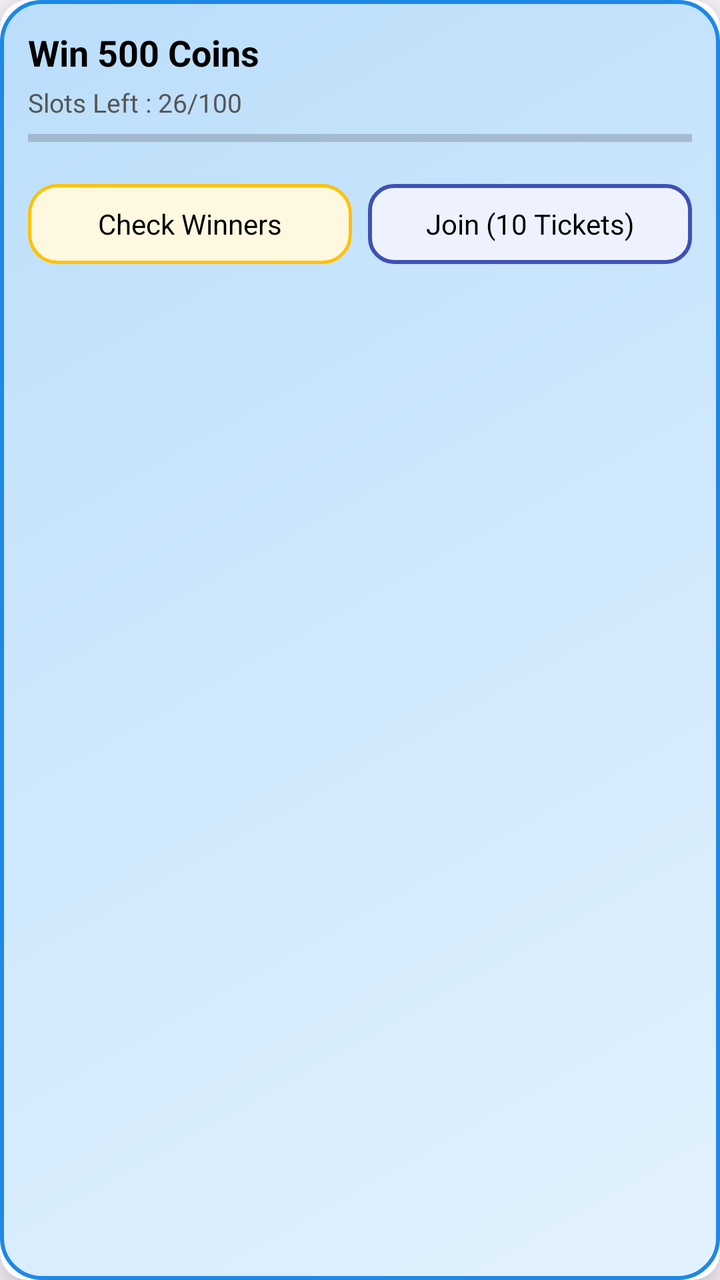
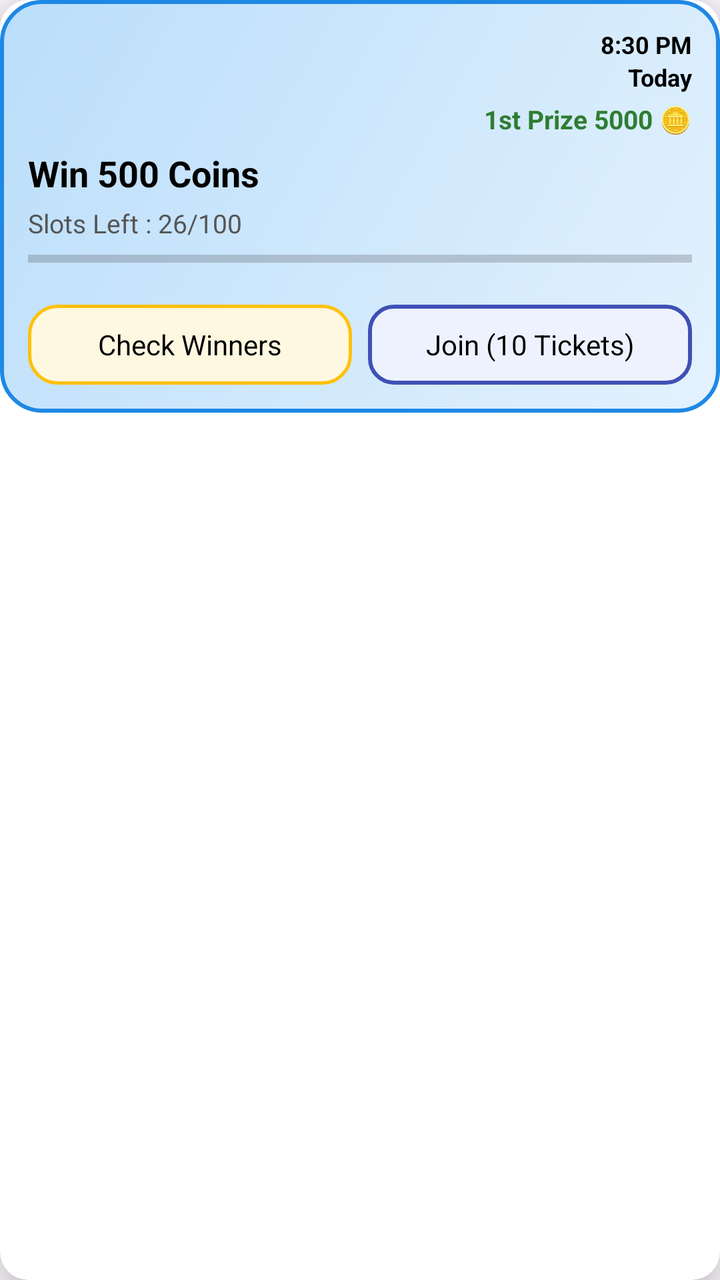

Compare the two renders of this Android layout. The source of the first and the diff that turns it into the second are given below.
<!-- AndroidManifest.xml: application theme Theme.RGamer -->
<!-- res/layout/item_freefire_tournament.xml -->
<?xml version="1.0" encoding="utf-8"?>
<androidx.cardview.widget.CardView xmlns:android="http://schemas.android.com/apk/res/android"
    android:layout_width="match_parent"
    android:layout_height="wrap_content"
    xmlns:app="http://schemas.android.com/apk/res-auto"
    android:layout_marginBottom="12dp"
    android:background="@color/white"
    app:cardCornerRadius="14dp"
    app:cardElevation="14dp"
    android:elevation="6dp">

    <LinearLayout
        android:layout_width="match_parent"
        android:layout_height="match_parent"
        android:background="@drawable/bg_token_gradient"
        android:orientation="vertical"
        android:padding="14dp">

        <TextView
            android:id="@+id/txtPrize"
            android:layout_width="wrap_content"
            android:layout_height="wrap_content"
            android:text="Win 500 Coins"
            android:textColor="#000"
            android:textSize="18sp"
            android:textStyle="bold" />

        <TextView
            android:id="@+id/txtSlots"
            android:layout_width="wrap_content"
            android:layout_height="wrap_content"
            android:layout_marginTop="4dp"
            android:text="Slots Left : 26/100"
            android:textColor="#555"
            android:textSize="13sp" />

        <ProgressBar
            android:id="@+id/progressSlots"
            style="?android:attr/progressBarStyleHorizontal"
            android:layout_width="match_parent"
            android:layout_height="6dp"
            android:layout_marginTop="6dp"
            android:max="100"
            android:progress="0" />


        <LinearLayout
            android:layout_width="match_parent"
            android:layout_height="wrap_content"
            android:layout_marginTop="10dp">

            <TextView
                android:id="@+id/gameid"
                android:layout_width="0dp"
                android:layout_height="40dp"
                android:layout_weight="1"
                android:background="@drawable/bg_yellow_outline"
                android:gravity="center"
                android:text="00000000"
                android:visibility="gone"
                android:textColor="@color/black" />

            <TextView
                android:id="@+id/gamePassword"
                android:layout_width="0dp"
                android:layout_height="40dp"
                android:layout_marginStart="8dp"
                android:layout_weight="1"
                android:background="@drawable/bg_outline_button"
                android:gravity="center"
                android:visibility="gone"
                android:text="0000000000"
                android:textColor="@color/black" />
        </LinearLayout>
    <LinearLayout
        android:layout_width="match_parent"
        android:layout_height="wrap_content"
        android:layout_marginTop="10dp">

        <TextView
            android:id="@+id/btnWinners"
            android:layout_width="0dp"
            android:layout_height="40dp"
            android:layout_weight="1"
            android:background="@drawable/bg_yellow_outline"
            android:gravity="center"
            android:text="Check Winners"
            android:textColor="@color/black" />

        <TextView
            android:id="@+id/btnJoin"
            android:layout_width="0dp"
            android:layout_height="40dp"
            android:layout_marginStart="8dp"
            android:layout_weight="1"
            android:background="@drawable/bg_outline_button"
            android:gravity="center"
            android:text="Join (10 Tickets)"
            android:textColor="@color/black" />
    </LinearLayout>

    </LinearLayout>
</androidx.cardview.widget.CardView>
<!-- resources referenced by this layout -->
<resources>
  <color name="black">#FF000000</color>
  <color name="white">#FFFFFFFF</color>
  <!-- drawable bg_outline_button (drawable) -->
  <shape xmlns:android="http://schemas.android.com/apk/res/android">
      <solid android:color="#EEF2FF"/>
      <stroke android:width="2dp" android:color="#3F51B5"/>
      <corners android:radius="12dp"/>
  </shape>
  <!-- drawable bg_token_gradient (drawable) -->
  <?xml version="1.0" encoding="utf-8"?>
  <shape xmlns:android="http://schemas.android.com/apk/res/android"
      android:shape="rectangle">
  
      
      <corners android:radius="20dp"/>
  
      
      <gradient
          android:startColor="#E3F2FD"
          android:endColor="#BBDEFB"
          android:angle="135"/>
  
      
      <stroke
          android:width="2dp"
          android:color="#1E88E5"/>
  </shape>
  <!-- drawable bg_yellow_outline (drawable) -->
  <?xml version="1.0" encoding="utf-8"?>
  <shape xmlns:android="http://schemas.android.com/apk/res/android"
      android:shape="rectangle">
  
      
      <solid android:color="#FFF8E1"/>
  
      
      <corners android:radius="14dp"/>
  
      
      <stroke
          android:width="1.5dp"
          android:color="#FFC107"/>
  
      
      <padding
          android:left="12dp"
          android:top="8dp"
          android:right="12dp"
          android:bottom="8dp"/>
  </shape>
  <style name="Theme.RGamer" parent="Base.Theme.RGamer" />
  <style name="Base.Theme.RGamer" parent="Theme.Material3.DayNight.NoActionBar">
          
          
      </style>
</resources>

<!-- the commit's change to res/layout/item_freefire_tournament.xml (unified diff, before → after) -->
@@ -1,8 +1,8 @@
 <?xml version="1.0" encoding="utf-8"?>
 <androidx.cardview.widget.CardView xmlns:android="http://schemas.android.com/apk/res/android"
+    xmlns:app="http://schemas.android.com/apk/res-auto"
     android:layout_width="match_parent"
     android:layout_height="wrap_content"
-    xmlns:app="http://schemas.android.com/apk/res-auto"
     android:layout_marginBottom="12dp"
     android:background="@color/white"
     app:cardCornerRadius="14dp"
@@ -11,20 +11,83 @@
 
     <LinearLayout
         android:layout_width="match_parent"
-        android:layout_height="match_parent"
+        android:layout_height="wrap_content"
         android:background="@drawable/bg_token_gradient"
         android:orientation="vertical"
         android:padding="14dp">
 
+        
+        <LinearLayout
+            android:layout_width="match_parent"
+            android:layout_height="wrap_content"
+            android:orientation="horizontal">
+
+            
+            <View
+                android:layout_width="0dp"
+                android:layout_height="1dp"
+                android:layout_weight="1" />
+
+            
+            <LinearLayout
+                android:layout_width="wrap_content"
+                android:layout_height="wrap_content"
+                android:orientation="vertical"
+                android:gravity="end">
+
+                <TextView
+                    android:id="@+id/txtTimeLabel"
+                    android:layout_width="wrap_content"
+                    android:layout_height="wrap_content"
+                    android:text="8:30 PM"
+                    android:textSize="12sp"
+                    android:textStyle="bold"
+                    android:textColor="@color/black" />
+
+                <TextView
+                    android:id="@+id/txtDateLabel"
+                    android:layout_width="wrap_content"
+                    android:layout_height="wrap_content"
+                    android:text="Today"
+                    android:textSize="12sp"
+                    android:textStyle="bold"
+                    android:textColor="@color/black" />
+
+                <TextView
+                    android:id="@+id/txtCountdown"
+                    android:layout_width="wrap_content"
+                    android:layout_height="wrap_content"
+                    android:text="Starts in 00:00:00"
+                    android:textSize="11sp"
+                    android:textColor="#D32F2F"
+                    android:visibility="gone" />
+
+                
+                <TextView
+                    android:id="@+id/txtFirstPrize"
+                    android:layout_width="wrap_content"
+                    android:layout_height="wrap_content"
+                    android:layout_marginTop="4dp"
+                    android:text="1st Prize 5000 🪙"
+                    android:textSize="13sp"
+                    android:textStyle="bold"
+                    android:textColor="#2E7D32" />
+
+            </LinearLayout>
+        </LinearLayout>
+
+        
         <TextView
             android:id="@+id/txtPrize"
             android:layout_width="wrap_content"
             android:layout_height="wrap_content"
+            android:layout_marginTop="6dp"
             android:text="Win 500 Coins"
             android:textColor="#000"
             android:textSize="18sp"
             android:textStyle="bold" />
 
+        
         <TextView
             android:id="@+id/txtSlots"
             android:layout_width="wrap_content"
@@ -43,7 +106,7 @@
             android:max="100"
             android:progress="0" />
 
-
+        
         <LinearLayout
             android:layout_width="match_parent"
             android:layout_height="wrap_content"
@@ -57,8 +120,8 @@
                 android:background="@drawable/bg_yellow_outline"
                 android:gravity="center"
                 android:text="00000000"
-                android:visibility="gone"
-                android:textColor="@color/black" />
+                android:textColor="@color/black"
+                android:visibility="gone" />
 
             <TextView
                 android:id="@+id/gamePassword"
@@ -68,36 +131,38 @@
                 android:layout_weight="1"
                 android:background="@drawable/bg_outline_button"
                 android:gravity="center"
-                android:visibility="gone"
                 android:text="0000000000"
+                android:textColor="@color/black"
+                android:visibility="gone" />
+        </LinearLayout>
+
+        
+        <LinearLayout
+            android:layout_width="match_parent"
+            android:layout_height="wrap_content"
+            android:layout_marginTop="10dp">
+
+            <TextView
+                android:id="@+id/btnWinners"
+                android:layout_width="0dp"
+                android:layout_height="40dp"
+                android:layout_weight="1"
+                android:background="@drawable/bg_yellow_outline"
+                android:gravity="center"
+                android:text="Check Winners"
+                android:textColor="@color/black" />
+
+            <TextView
+                android:id="@+id/btnJoin"
+                android:layout_width="0dp"
+                android:layout_height="40dp"
+                android:layout_marginStart="8dp"
+                android:layout_weight="1"
+                android:background="@drawable/bg_outline_button"
+                android:gravity="center"
+                android:text="Join (10 Tickets)"
                 android:textColor="@color/black" />
         </LinearLayout>
-    <LinearLayout
-        android:layout_width="match_parent"
-        android:layout_height="wrap_content"
-        android:layout_marginTop="10dp">
-
-        <TextView
-            android:id="@+id/btnWinners"
-            android:layout_width="0dp"
-            android:layout_height="40dp"
-            android:layout_weight="1"
-            android:background="@drawable/bg_yellow_outline"
-            android:gravity="center"
-            android:text="Check Winners"
-            android:textColor="@color/black" />
-
-        <TextView
-            android:id="@+id/btnJoin"
-            android:layout_width="0dp"
-            android:layout_height="40dp"
-            android:layout_marginStart="8dp"
-            android:layout_weight="1"
-            android:background="@drawable/bg_outline_button"
-            android:gravity="center"
-            android:text="Join (10 Tickets)"
-            android:textColor="@color/black" />
-    </LinearLayout>
 
     </LinearLayout>
 </androidx.cardview.widget.CardView>
